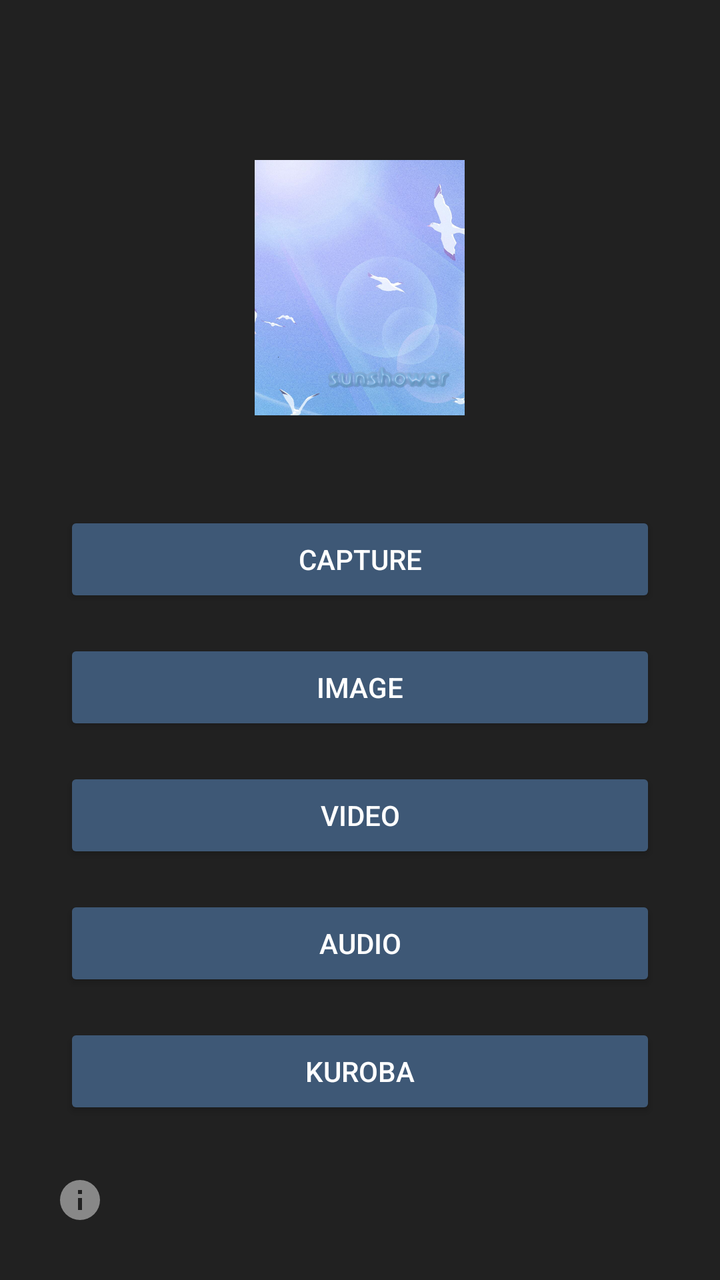
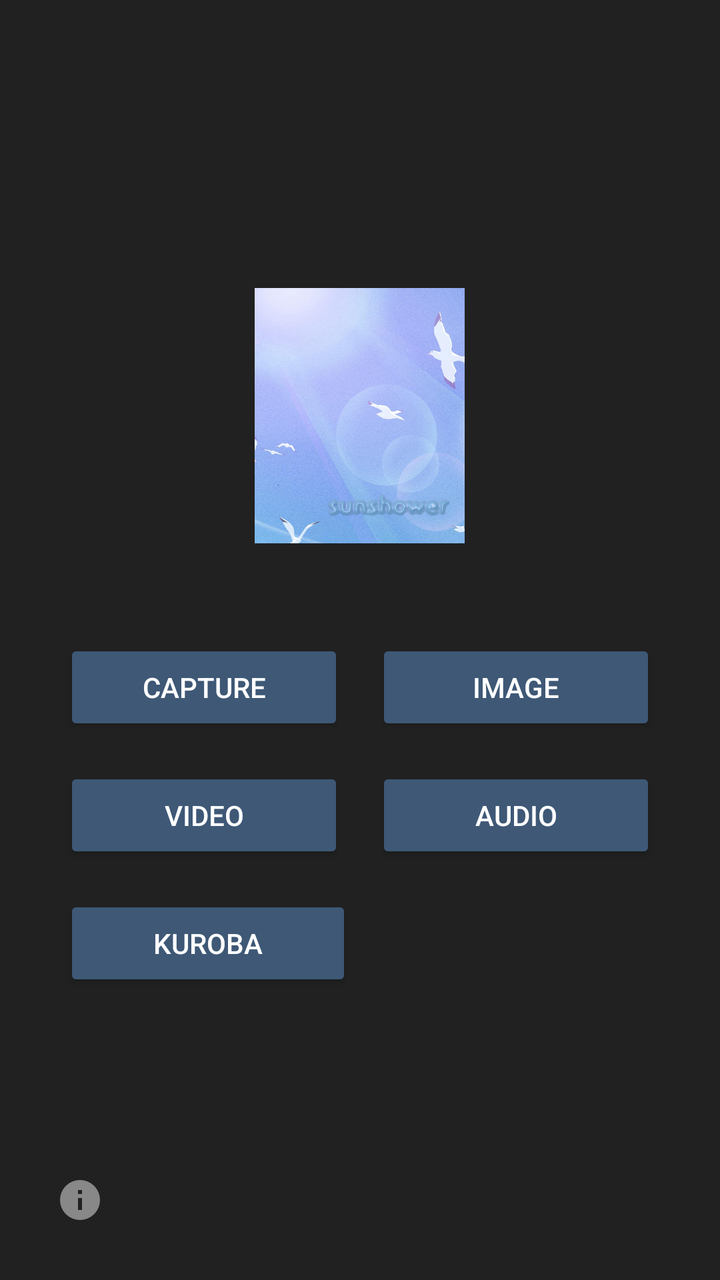

Compare the two renders of this Android layout. The source of the first and the diff that turns it into the second are given below.
<!-- AndroidManifest.xml: application theme Theme.Sunshower -->
<!-- res/layout/activity_menu.xml -->
<?xml version="1.0" encoding="utf-8"?>
<FrameLayout xmlns:android="http://schemas.android.com/apk/res/android"
    android:layout_width="match_parent"
    android:layout_height="match_parent">

    <LinearLayout
        android:layout_width="match_parent"
        android:layout_height="match_parent"
        android:gravity="center"
        android:orientation="vertical"
        android:padding="32dp">

        <ImageView
            android:layout_width="wrap_content"
            android:layout_height="wrap_content"
            android:layout_gravity="center_horizontal"
            android:layout_marginBottom="48dp"
            android:adjustViewBounds="true"
            android:contentDescription="@string/app_name"
            android:maxHeight="220dp"
            android:src="@drawable/logo" />

        <Button
            android:id="@+id/take_gif_button"
            android:layout_width="match_parent"
            android:layout_height="wrap_content"
            android:layout_marginBottom="16dp"
            android:text="@string/take_gif" />

        <Button
            android:id="@+id/edit_menu_button"
            android:layout_width="match_parent"
            android:layout_height="wrap_content"
            android:layout_marginBottom="16dp"
            android:text="@string/menu_image" />

        <Button
            android:id="@+id/video_menu_button"
            android:layout_width="match_parent"
            android:layout_height="wrap_content"
            android:layout_marginBottom="16dp"
            android:text="@string/menu_video" />

        <Button
            android:id="@+id/audio_menu_button"
            android:layout_width="match_parent"
            android:layout_height="wrap_content"
            android:layout_marginBottom="16dp"
            android:text="@string/menu_audio" />

        <Button
            android:id="@+id/kuroba_menu_button"
            android:layout_width="match_parent"
            android:layout_height="wrap_content"
            android:text="@string/kuroba" />
    </LinearLayout>

    <ImageButton
        android:id="@+id/about_button"
        android:layout_width="48dp"
        android:layout_height="48dp"
        android:layout_gravity="bottom|start"
        android:layout_margin="16dp"
        android:background="@android:color/transparent"
        android:contentDescription="@string/about"
        android:src="@drawable/ic_info"
        android:tint="@color/text_dim" />
</FrameLayout>
<!-- resources referenced by this layout -->
<resources>
  <color name="text_dim">#FF888888</color>
  <!-- drawable ic_info (drawable) -->
  <?xml version="1.0" encoding="utf-8"?>
  <vector xmlns:android="http://schemas.android.com/apk/res/android"
      android:width="24dp"
      android:height="24dp"
      android:viewportWidth="24"
      android:viewportHeight="24">
      <path
          android:fillColor="#FF000000"
          android:pathData="M12,2A10,10,0,1,0,22,12A10,10,0,0,0,12,2ZM13,17H11V11H13ZM13,9H11V7H13Z" />
  </vector>
  <!-- drawable logo: png bitmap (drawable-nodpi, 165044 bytes) -->
  <string name="about">About</string>
  <string name="app_name">sunshower</string>
  <string name="kuroba">Kuroba</string>
  <string name="menu_audio">Audio</string>
  <string name="menu_image">Image</string>
  <string name="menu_video">Video</string>
  <string name="take_gif">Capture</string>
  <style name="Theme.Sunshower" parent="android:Theme.Material.NoActionBar">
          <item name="android:colorBackground">@color/surface</item>
          <item name="android:windowBackground">@color/surface</item>
          <item name="android:colorPrimary">@color/accent</item>
          <item name="android:colorPrimaryDark">@color/surface_dim</item>
          <item name="android:colorAccent">@color/accent</item>
          <item name="android:colorButtonNormal">@color/accent</item>
          <item name="android:statusBarColor">@color/surface_dim</item>
          <item name="android:navigationBarColor">@color/surface_dim</item>
          <item name="android:windowAnimationStyle">@style/NoWindowAnimations</item>
      </style>
  <color name="surface">#FF212121</color>
  <color name="accent">#FF3E5876</color>
  <color name="surface_dim">#FF1A1A1A</color>
  <style name="NoWindowAnimations">
          <item name="android:activityOpenEnterAnimation">@null</item>
          <item name="android:activityOpenExitAnimation">@null</item>
          <item name="android:activityCloseEnterAnimation">@null</item>
          <item name="android:activityCloseExitAnimation">@null</item>
          <item name="android:taskOpenEnterAnimation">@null</item>
          <item name="android:taskOpenExitAnimation">@null</item>
          <item name="android:taskCloseEnterAnimation">@null</item>
          <item name="android:taskCloseExitAnimation">@null</item>
          <item name="android:taskToFrontEnterAnimation">@null</item>
          <item name="android:taskToFrontExitAnimation">@null</item>
          <item name="android:taskToBackEnterAnimation">@null</item>
          <item name="android:taskToBackExitAnimation">@null</item>
          <item name="android:launchTaskBehindTargetAnimation">@null</item>
          <item name="android:launchTaskBehindSourceAnimation">@null</item>
      </style>
</resources>

<!-- the commit's change to res/layout/activity_menu.xml (unified diff, before → after) -->
@@ -20,39 +20,70 @@
             android:maxHeight="220dp"
             android:src="@drawable/logo" />
 
-        <Button
-            android:id="@+id/take_gif_button"
+        <LinearLayout
             android:layout_width="match_parent"
             android:layout_height="wrap_content"
-            android:layout_marginBottom="16dp"
-            android:text="@string/take_gif" />
+            android:orientation="horizontal">
 
-        <Button
-            android:id="@+id/edit_menu_button"
+            <Button
+                android:id="@+id/take_gif_button"
+                android:layout_width="0dp"
+                android:layout_height="wrap_content"
+                android:layout_marginEnd="8dp"
+                android:layout_weight="1"
+                android:text="@string/take_gif" />
+
+            <Button
+                android:id="@+id/edit_menu_button"
+                android:layout_width="0dp"
+                android:layout_height="wrap_content"
+                android:layout_marginStart="8dp"
+                android:layout_weight="1"
+                android:text="@string/menu_image" />
+        </LinearLayout>
+
+        <LinearLayout
             android:layout_width="match_parent"
             android:layout_height="wrap_content"
-            android:layout_marginBottom="16dp"
-            android:text="@string/menu_image" />
+            android:layout_marginTop="16dp"
+            android:orientation="horizontal">
 
-        <Button
-            android:id="@+id/video_menu_button"
+            <Button
+                android:id="@+id/video_menu_button"
+                android:layout_width="0dp"
+                android:layout_height="wrap_content"
+                android:layout_marginEnd="8dp"
+                android:layout_weight="1"
+                android:text="@string/menu_video" />
+
+            <Button
+                android:id="@+id/audio_menu_button"
+                android:layout_width="0dp"
+                android:layout_height="wrap_content"
+                android:layout_marginStart="8dp"
+                android:layout_weight="1"
+                android:text="@string/menu_audio" />
+        </LinearLayout>
+
+        <LinearLayout
             android:layout_width="match_parent"
             android:layout_height="wrap_content"
-            android:layout_marginBottom="16dp"
-            android:text="@string/menu_video" />
+            android:layout_marginTop="16dp"
+            android:orientation="horizontal">
 
-        <Button
-            android:id="@+id/audio_menu_button"
-            android:layout_width="match_parent"
-            android:layout_height="wrap_content"
-            android:layout_marginBottom="16dp"
-            android:text="@string/menu_audio" />
+            <Button
+                android:id="@+id/kuroba_menu_button"
+                android:layout_width="0dp"
+                android:layout_height="wrap_content"
+                android:layout_marginEnd="8dp"
+                android:layout_weight="1"
+                android:text="@string/kuroba" />
 
-        <Button
-            android:id="@+id/kuroba_menu_button"
-            android:layout_width="match_parent"
-            android:layout_height="wrap_content"
-            android:text="@string/kuroba" />
+            <Space
+                android:layout_width="0dp"
+                android:layout_height="0dp"
+                android:layout_weight="1" />
+        </LinearLayout>
     </LinearLayout>
 
     <ImageButton
